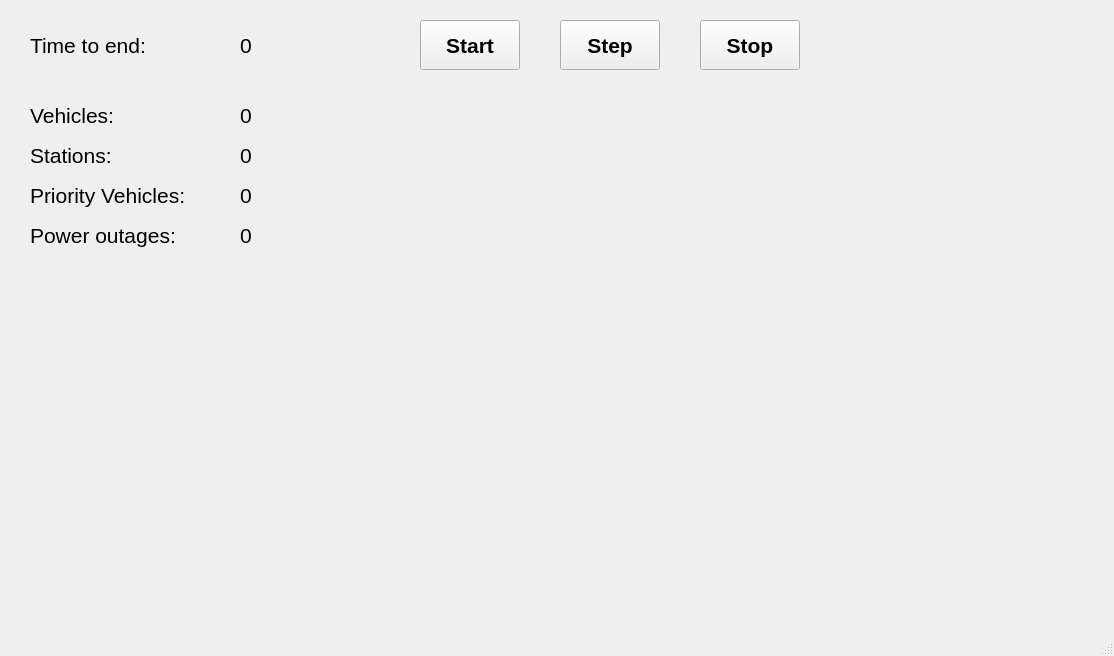
Old version of the form gui_stuff/gui.ui in the repository jtaca/Agent_Based_Smart_Grid.
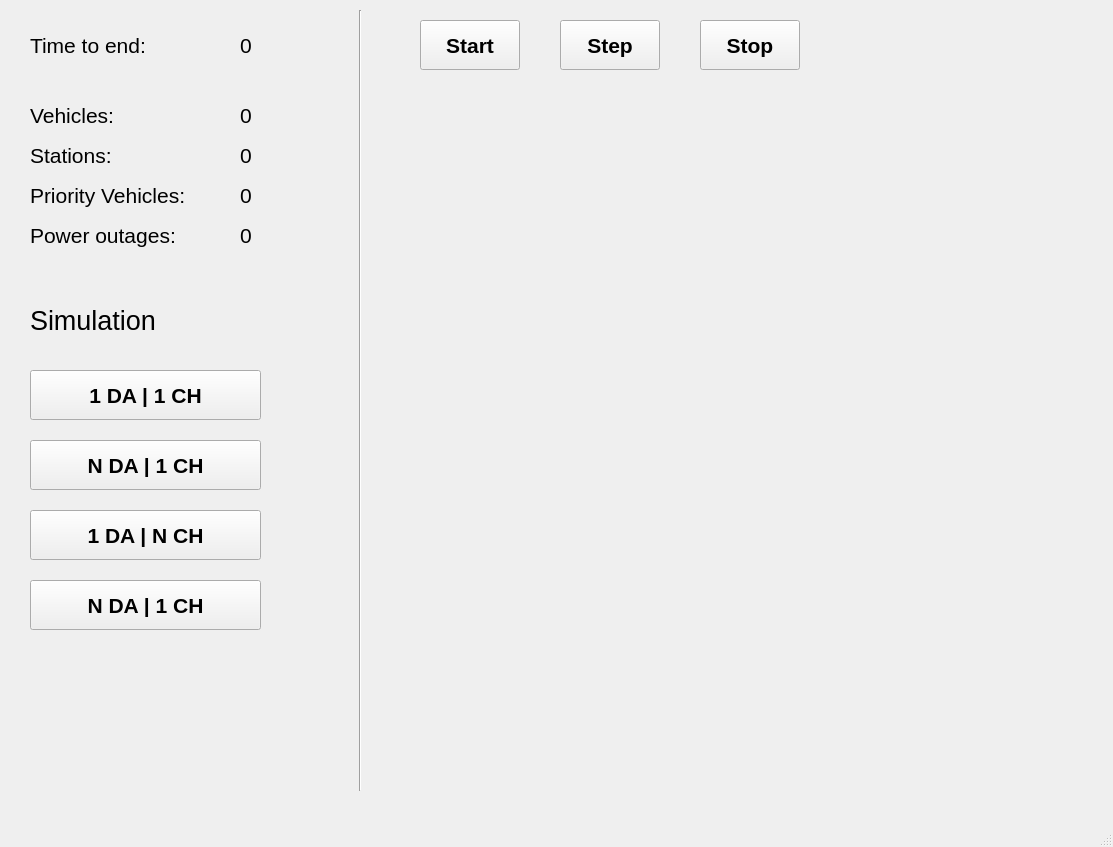
New version of the form.

Patch:
```diff
--- a/gui_stuff/gui.ui
+++ b/gui_stuff/gui.ui
@@ -6,8 +6,8 @@
    <rect>
     <x>0</x>
     <y>0</y>
-    <width>1114</width>
-    <height>656</height>
+    <width>1113</width>
+    <height>847</height>
    </rect>
   </property>
   <property name="windowTitle">
@@ -313,14 +313,125 @@
      <rect>
       <x>410</x>
       <y>100</y>
-      <width>611</width>
-      <height>471</height>
+      <width>701</width>
+      <height>651</height>
      </rect>
     </property>
     <property name="text">
      <string/>
     </property>
    </widget>
+   <widget class="Line" name="line">
+    <property name="geometry">
+     <rect>
+      <x>350</x>
+      <y>10</y>
+      <width>20</width>
+      <height>781</height>
+     </rect>
+    </property>
+    <property name="orientation">
+     <enum>Qt::Vertical</enum>
+    </property>
+   </widget>
+   <widget class="QLabel" name="label_simulation">
+    <property name="geometry">
+     <rect>
+      <x>30</x>
+      <y>300</y>
+      <width>161</width>
+      <height>41</height>
+     </rect>
+    </property>
+    <property name="font">
+     <font>
+      <pointsize>20</pointsize>
+     </font>
+    </property>
+    <property name="text">
+     <string>Simulation</string>
+    </property>
+   </widget>
+   <widget class="QPushButton" name="btn_1_1">
+    <property name="geometry">
+     <rect>
+      <x>30</x>
+      <y>370</y>
+      <width>231</width>
+      <height>50</height>
+     </rect>
+    </property>
+    <property name="font">
+     <font>
+      <pointsize>16</pointsize>
+      <weight>75</weight>
+      <bold>true</bold>
+     </font>
+    </property>
+    <property name="text">
+     <string>1 DA | 1 CH</string>
+    </property>
+   </widget>
+   <widget class="QPushButton" name="btn_1_N">
+    <property name="geometry">
+     <rect>
+      <x>30</x>
+      <y>440</y>
+      <width>231</width>
+      <height>50</height>
+     </rect>
+    </property>
+    <property name="font">
+     <font>
+      <pointsize>16</pointsize>
+      <weight>75</weight>
+      <bold>true</bold>
+     </font>
+    </property>
+    <property name="text">
+     <string>N DA | 1 CH</string>
+    </property>
+   </widget>
+   <widget class="QPushButton" name="btn_N_1">
+    <property name="geometry">
+     <rect>
+      <x>30</x>
+      <y>510</y>
+      <width>231</width>
+      <height>50</height>
+     </rect>
+    </property>
+    <property name="font">
+     <font>
+      <pointsize>16</pointsize>
+      <weight>75</weight>
+      <bold>true</bold>
+     </font>
+    </property>
+    <property name="text">
+     <string>1 DA | N CH</string>
+    </property>
+   </widget>
+   <widget class="QPushButton" name="btn_N_N">
+    <property name="geometry">
+     <rect>
+      <x>30</x>
+      <y>580</y>
+      <width>231</width>
+      <height>50</height>
+     </rect>
+    </property>
+    <property name="font">
+     <font>
+      <pointsize>16</pointsize>
+      <weight>75</weight>
+      <bold>true</bold>
+     </font>
+    </property>
+    <property name="text">
+     <string>N DA | 1 CH</string>
+    </property>
+   </widget>
   </widget>
   <widget class="QMenuBar" name="menubar">
    <property name="geometry">
```
Left out of the diff: 2 changed lines with no effect on the pictures.
